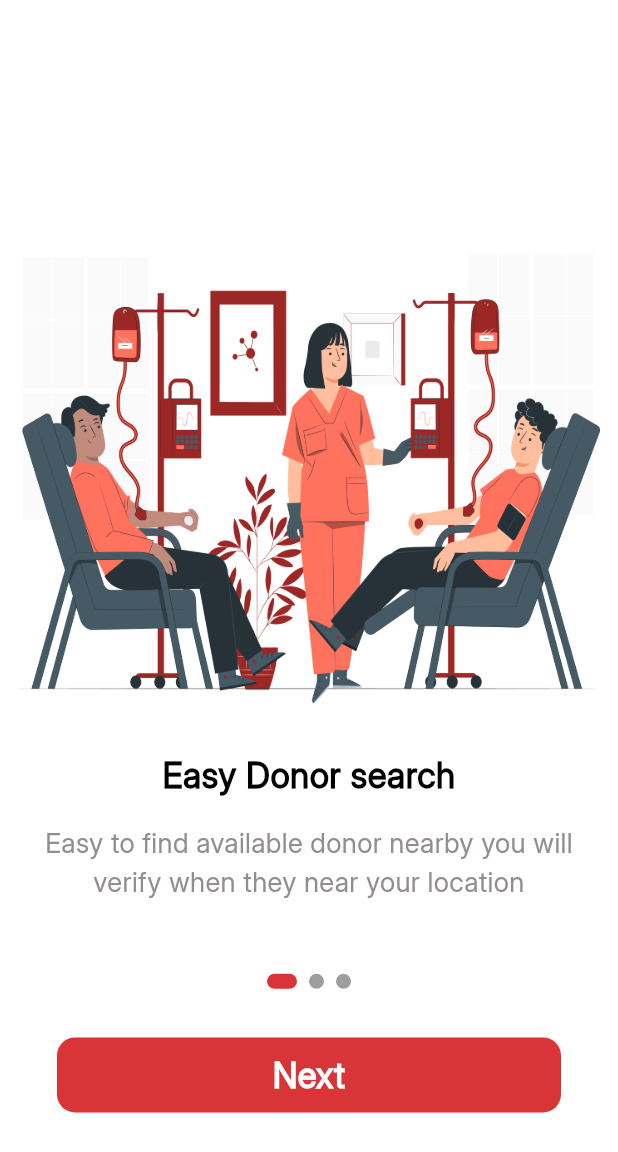
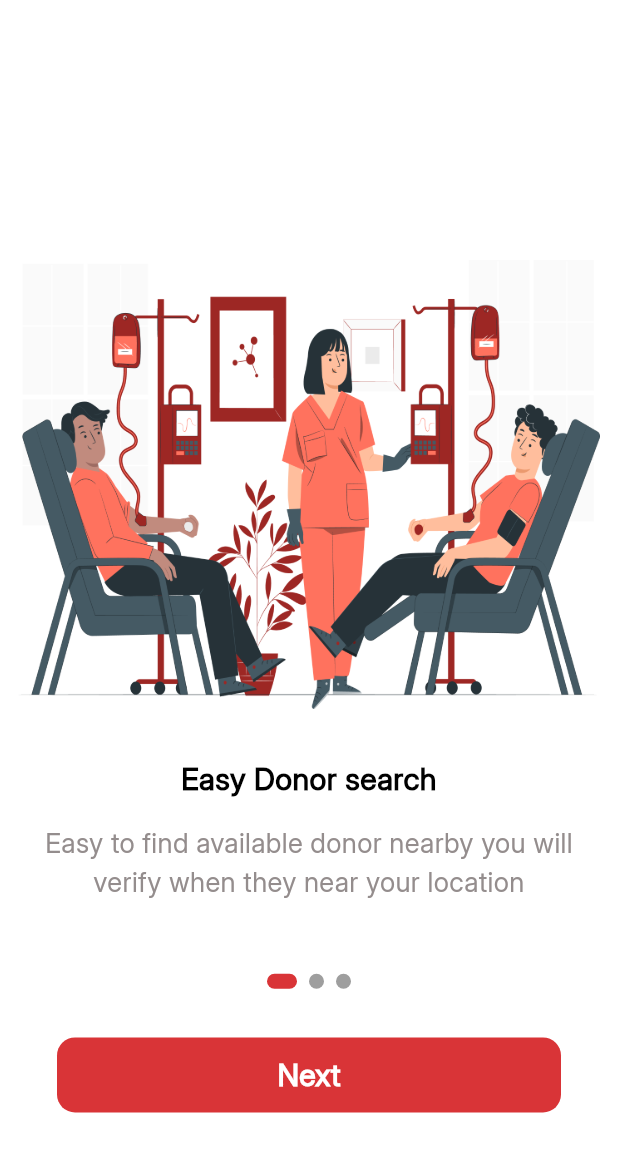
Before and after one commit to AhmedOmran22/blood-bank-ahmed-mostafa, a Flutter app: the screen it shows after launch, on a phone screen of 412 x 824 dp. Shown: the top 1152 px of the screen. Run offline on Flutter 3.47's test engine with Material 3 defaults, Android fonts, the phone set to English and light mode, and no system bars; drawn by our look-alikes of dots_indicator; our stand-ins replace cloud_firestore, dartz, firebase_auth, firebase_core, flutter_bloc, get_it and 2 more; accounts and stored records are empty.

Commit message:
edits in ui

```diff
--- a/lib/core/utils/text_styles.dart
+++ b/lib/core/utils/text_styles.dart
@@ -1,11 +1,11 @@
 import 'package:flutter/material.dart';
 
 class TextStyles {
-  static TextStyle interSemiBold24 = const TextStyle(
+  static TextStyle interSemiBold20 = const TextStyle(
     fontFamily: 'Inter',
     fontWeight: FontWeight.w600,
     color: Color(0xff000000),
-    fontSize: 23,
+    fontSize: 20,
   );
   static TextStyle interRegular18 = const TextStyle(
     fontFamily: 'Inter',
@@ -13,5 +13,4 @@ class TextStyles {
     color: Color(0xff948D8D),
     fontSize: 18,
   );
-
 }
--- a/lib/core/widgets/custom_button.dart
+++ b/lib/core/widgets/custom_button.dart
@@ -9,7 +9,8 @@ class CustomButton extends StatelessWidget {
     required this.onPressed,
     required this.text,
     this.backgroundColor = AppColors.primaryColor,
-    this.textColor = Colors.white, this.loadingWidget,
+    this.textColor = Colors.white,
+    this.loadingWidget,
   });
   final VoidCallback onPressed;
   final String text;
@@ -37,7 +38,7 @@ class CustomButton extends StatelessWidget {
           child: loadingWidget ??
               Text(
                 text,
-                style: TextStyles.interSemiBold24.copyWith(
+                style: TextStyles.interSemiBold20.copyWith(
                   color: textColor,
                 ),
               ),
--- a/lib/features/auth/presentation/views/forget_password_view.dart
+++ b/lib/features/auth/presentation/views/forget_password_view.dart
@@ -15,7 +15,7 @@ class ForgetPasswordView extends StatelessWidget {
         surfaceTintColor: Colors.white,
         title: Text(
           AppTexts.forgetPassword,
-          style: TextStyles.interSemiBold24.copyWith(
+          style: TextStyles.interSemiBold20.copyWith(
             fontSize: 22,
             fontWeight: FontWeight.w500,
           ),
--- a/lib/features/auth/presentation/views/verfiy_your_code_view.dart
+++ b/lib/features/auth/presentation/views/verfiy_your_code_view.dart
@@ -15,7 +15,7 @@ class VerfiyYourCodeView extends StatelessWidget {
         surfaceTintColor: Colors.white,
         title: Text(
           AppTexts.verfiyYourCode,
-          style: TextStyles.interSemiBold24.copyWith(
+          style: TextStyles.interSemiBold20.copyWith(
             fontSize: 22,
             fontWeight: FontWeight.w500,
           ),
--- a/lib/features/auth/presentation/views/widgets/forget_password_view_body.dart
+++ b/lib/features/auth/presentation/views/widgets/forget_password_view_body.dart
@@ -35,7 +35,7 @@ class ForgetPasswordViewBody extends StatelessWidget {
               alignment: Alignment.centerLeft,
               child: Text(
                 AppTexts.enterYourEmail,
-                style: TextStyles.interSemiBold24.copyWith(
+                style: TextStyles.interSemiBold20.copyWith(
                   fontSize: 20,
                   fontWeight: FontWeight.w500,
                 ),
--- a/lib/features/home/presentation/views/widgets/allneeds_view.dart
+++ b/lib/features/home/presentation/views/widgets/allneeds_view.dart
@@ -13,7 +13,7 @@ class AllneedsView extends StatelessWidget {
         mainAxisAlignment: MainAxisAlignment.center,
         children: [
           const SizedBox(
-            height: 30,
+            height: 40,
           ),
           CustomAllneedsContainer(
             text: 'Needed Blood ',
@@ -22,7 +22,7 @@ class AllneedsView extends StatelessWidget {
             },
           ),
           const SizedBox(
-            height: 30,
+            height: 20,
           ),
           CustomAllneedsContainer(
             text: ' Needed Blood platelets',
@@ -31,7 +31,7 @@ class AllneedsView extends StatelessWidget {
             },
           ),
           const SizedBox(
-            height: 30,
+            height: 20,
           ),
           CustomAllneedsContainer(
             text: ' Needed Blood plasma',
--- a/lib/features/on_boarding/presentation/views/widgets/on_boarding_page_view_item.dart
+++ b/lib/features/on_boarding/presentation/views/widgets/on_boarding_page_view_item.dart
@@ -23,7 +23,7 @@ class OnBoardingPageViewItem extends StatelessWidget {
         Text(
           title,
           textAlign: TextAlign.center,
-          style: TextStyles.interSemiBold24,
+          style: TextStyles.interSemiBold20,
         ),
         const SizedBox(height: 16),
         Padding(
--- a/lib/features/on_boarding/presentation/views/widgets/register_or_login_view_body.dart
+++ b/lib/features/on_boarding/presentation/views/widgets/register_or_login_view_body.dart
@@ -20,7 +20,7 @@ class RegisterOrLoginViewBody extends StatelessWidget {
           Text(
             'Donate Blood',
             textAlign: TextAlign.center,
-            style: TextStyles.interSemiBold24,
+            style: TextStyles.interSemiBold20,
           ),
           const SizedBox(height: 16),
           Padding(
```
Also changed, not shown: lib/features/auth/data/models/user_model.dart (+8 -0 lines).
